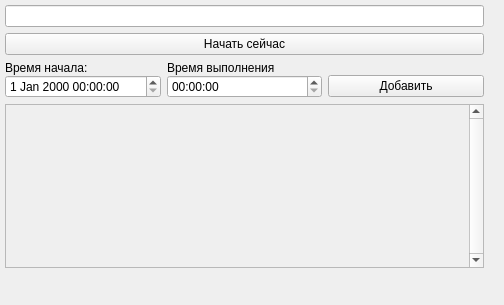
This is my_widgets/add_widget.ui in prostoLavr/time_control as Qt 5 draws it before an edit. The edited form follows.
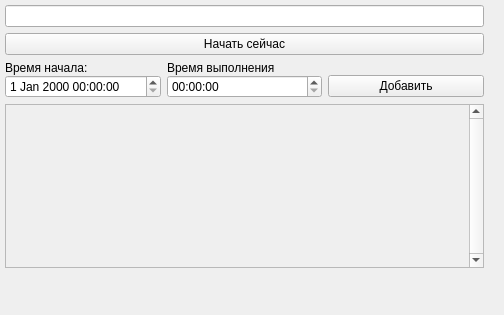
This is the edited form.

What changed in the file:
```diff
--- a/my_widgets/add_widget.ui
+++ b/my_widgets/add_widget.ui
@@ -7,7 +7,7 @@
     <x>0</x>
     <y>0</y>
     <width>504</width>
-    <height>305</height>
+    <height>315</height>
    </rect>
   </property>
   <property name="minimumSize">
```
Left out of the diff: 10 changed lines with no effect on the pictures. Lines whose indentation alone changed are shown as unchanged.
